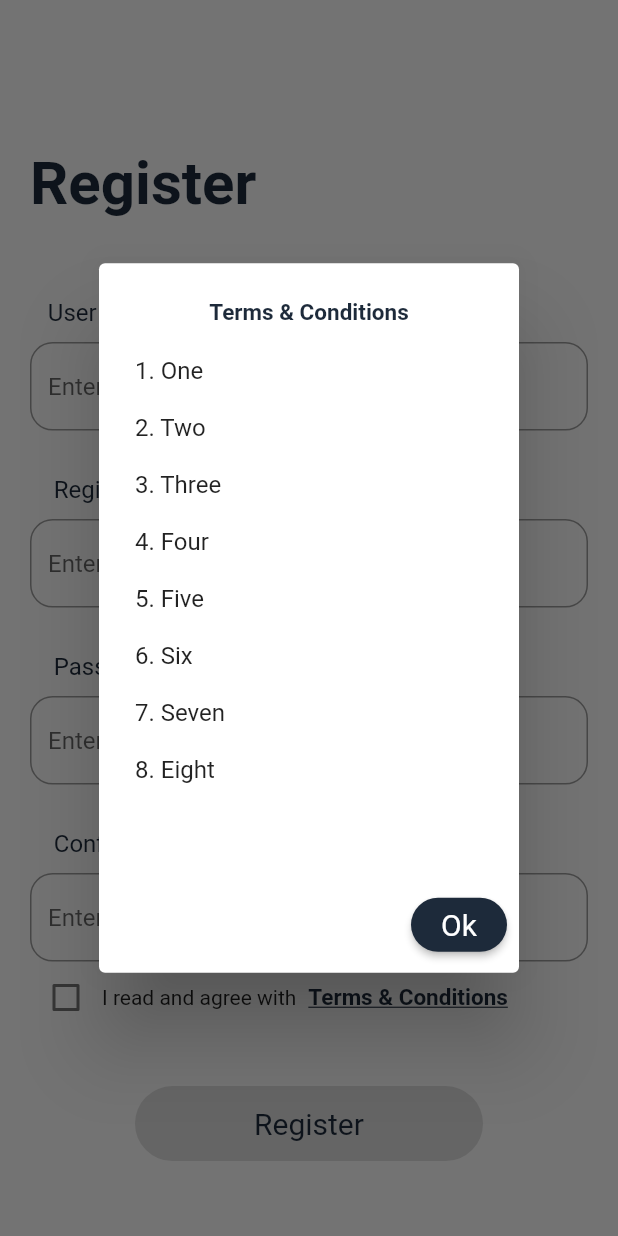
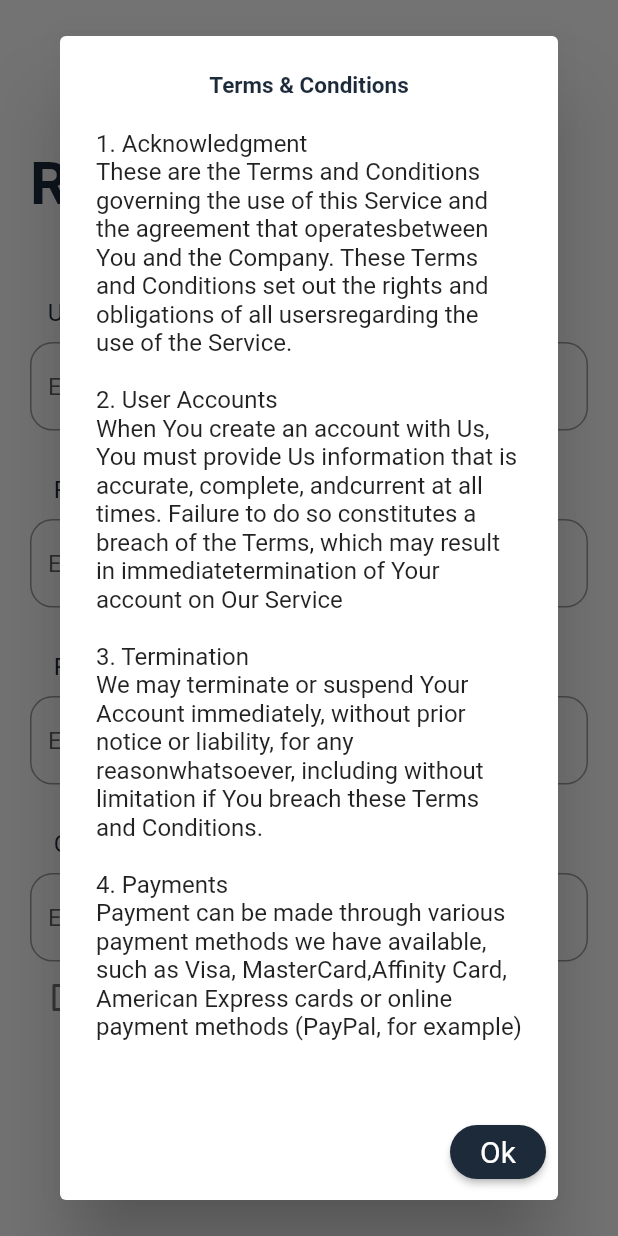
Before and after one commit to sdhairya/college_event_management_system, a Flutter app: the registration screen opened directly, after a tap on "Terms & Conditions", on a phone screen of 412 x 824 dp. Run offline on Flutter 3.47's test engine with Material 2 defaults, Android fonts, the phone set to English and light mode, and no system bars; our stand-ins replace cloud_firestore, firebase_auth, firebase_core, fluttertoast; accounts and stored records are empty.

Commit message:
commit Dhairya 1.2

```diff
--- a/lib/registrtion.dart
+++ b/lib/registrtion.dart
@@ -165,15 +165,24 @@ class _registrationState extends State<registration> {
                                           ),
                                         ),
                                       ),
-                                      content: Container(
-                                        child: const Text("1. One\n\n"
-                                            "2. Two\n\n"
-                                            "3. Three \n\n"
-                                            "4. Four \n\n"
-                                            "5. Five\n\n"
-                                            "6. Six\n\n"
-                                            "7. Seven \n\n"
-                                            "8. Eight\n\n"),
+                                      content: const SingleChildScrollView(
+                                        child: Text("1. Acknowledgment\n"
+                                            "These are the Terms and Conditions governing the use of this Service and the agreement that operates"
+                                            "between You and the Company. These Terms and Conditions set out the rights and obligations of all users"
+                                            "regarding the use of the Service.\n\n"
+                                            "2. User Accounts\n"
+                                            "When You create an account with Us, You must provide Us information that is accurate, complete, and"
+                                            "current at all times. Failure to do so constitutes a breach of the Terms, which may result in immediate"
+                                            "termination of Your account on Our Service\n\n"
+                                            "3. Termination\n"
+                                            "We may terminate or suspend Your Account immediately, without prior notice or liability, for any reason"
+                                            "whatsoever, including without limitation if You breach these Terms and Conditions.\n\n"
+                                            "4. Payments\n"
+                                            "Payment can be made through various payment methods we have available, such as Visa, MasterCard,"
+                                            "Affinity Card, American Express cards or online payment methods (PayPal, for example)\n\n"
+                                            "5. Content\n"
+                                            "Our Service allows You to post Content. You are responsible for the Content that You post to the Service,"
+                                            "including its legality, reliability, and appropriateness.\n\n"),
                                       ),
                                       actions: <Widget>[
                                         ElevatedButton(
```
